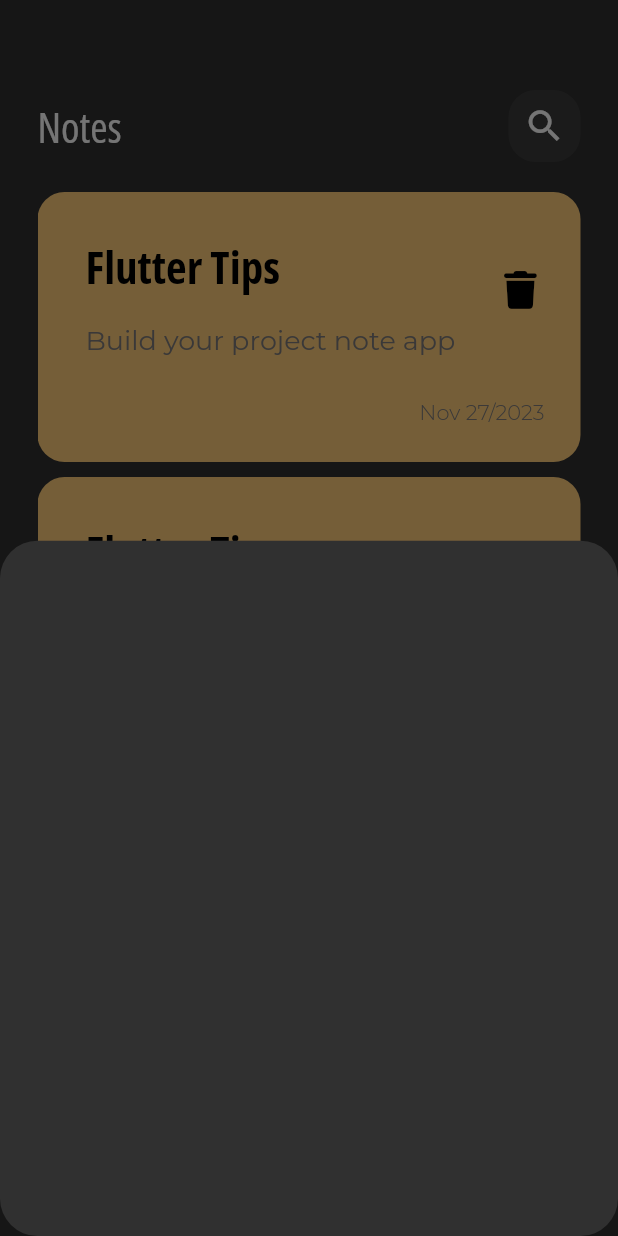
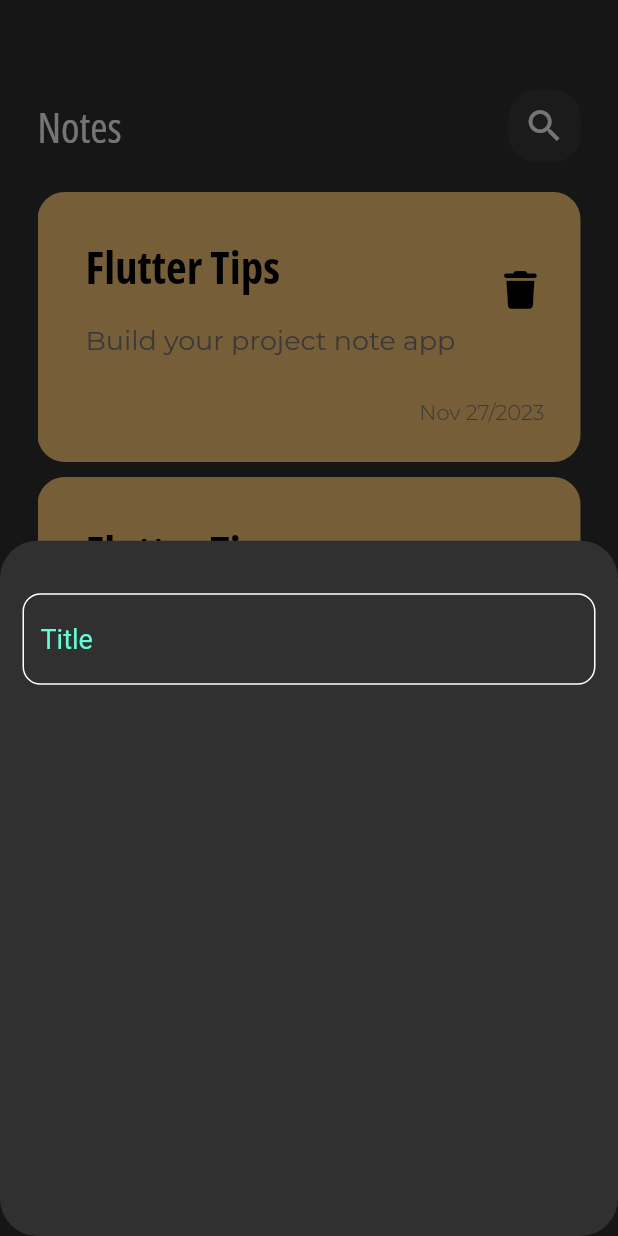
Before and after one commit to esraa-mohamad/note_app, a Flutter app: the screen it shows after launch, after a tap on the "add" icon, on a phone screen of 412 x 824 dp. Run offline on Flutter 3.47's test engine with Material 2 defaults, Android fonts, the phone set to English and light mode, and no system bars; our stand-ins replace font_awesome_flutter; project files that could hold a hidden picture were left out.

Commit message:
custom_text_field

```diff
--- a/lib/modules/add_note_bottom_sheet.dart
+++ b/lib/modules/add_note_bottom_sheet.dart
@@ -1,10 +1,20 @@
 import 'package:flutter/material.dart';
+import 'package:note_app/modules/custom_text_field.dart';
 
 class AddNoteBottomSheet extends StatelessWidget {
   const AddNoteBottomSheet({super.key});
 
   @override
   Widget build(BuildContext context) {
-    return Container();
+    return Container(
+      child: const Column(
+        children: [
+          SizedBox(
+            height: 35,
+          ),
+          CustomTextField()
+        ],
+      ),
+    );
   }
 }
--- /dev/null
+++ b/lib/modules/custom_text_field.dart
@@ -0,0 +1,39 @@
+import 'package:flutter/material.dart';
+import 'package:note_app/presentation/resources/color_manager.dart';
+import 'package:note_app/presentation/resources/font_manager.dart';
+
+class CustomTextField extends StatelessWidget {
+  const CustomTextField({super.key});
+
+  @override
+  Widget build(BuildContext context) {
+    return Padding(
+      padding: const EdgeInsets.symmetric(
+        horizontal: 15,
+      ),
+      child: TextField(
+        cursorColor: ColorManager.green,
+        decoration: InputDecoration(
+          border: buildBorder(),
+          enabledBorder: buildBorder(),
+          focusedBorder: buildBorder(ColorManager.green),
+          hintText: 'Title',
+          hintStyle: const TextStyle(
+            color: ColorManager.green,
+            fontSize: FontSize.s18
+          )
+        ),
+      ),
+    );
+  }
+}
+
+OutlineInputBorder buildBorder([color])
+{
+  return OutlineInputBorder(
+      borderRadius: BorderRadius.circular(12),
+      borderSide:  BorderSide(
+        color: color ?? Colors.white,
+      )
+  );
+}
--- a/lib/presentation/resources/color_manager.dart
+++ b/lib/presentation/resources/color_manager.dart
@@ -8,4 +8,5 @@ class ColorManager
   static const Color lightGreen = Color(0xffE8E897);
   static const Color black = Colors.black;
   static const Color lightGrey = Color(0xff7E7B7B);
+  static const Color green = Color(0xff62FCD7);
 }
```
